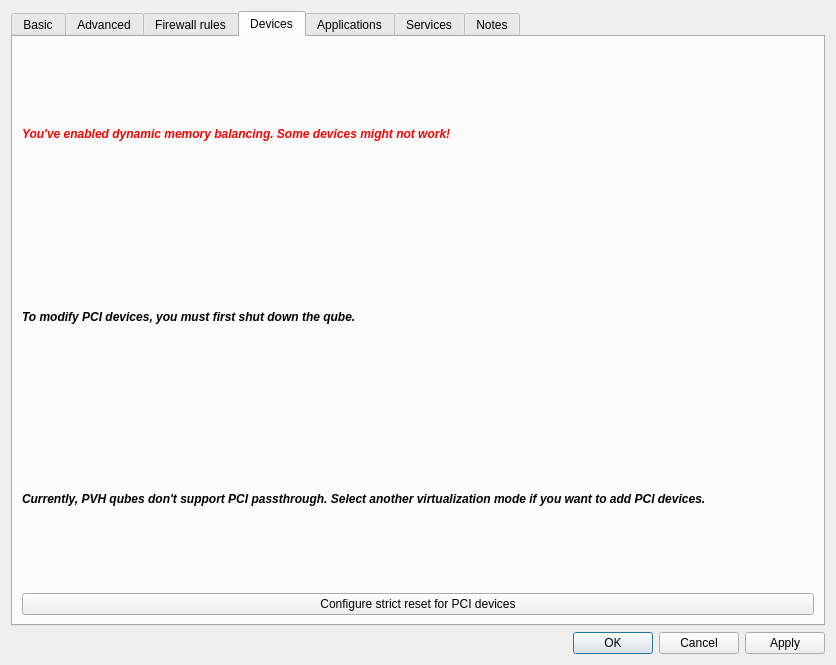
Before: the Qt Designer form ui/settingsdlg.ui in QubesOS/qubes-manager, drawn with Qt 5.
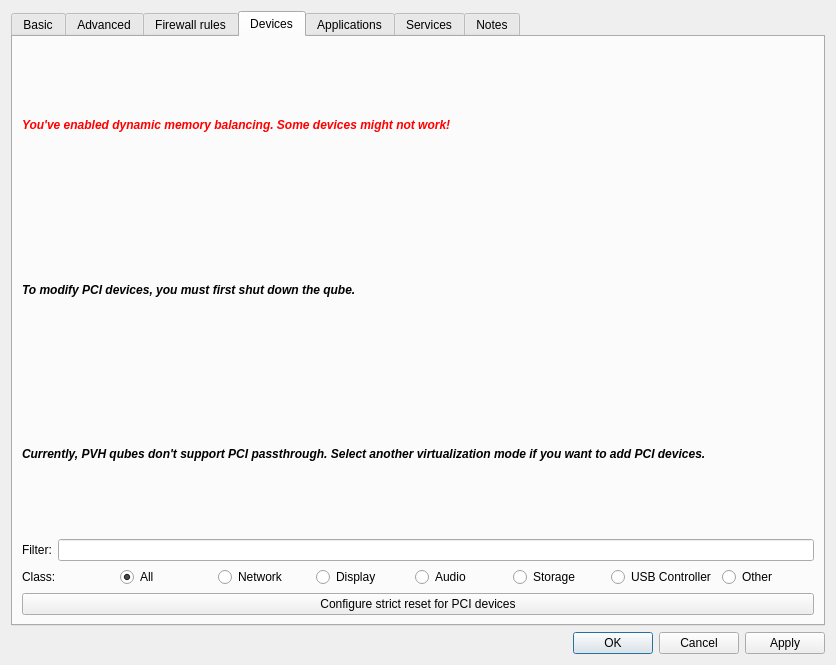
After: the same form once the commit is applied. The open tabs and pages were chosen to show the change. Icons and pictures are not drawn. Custom widgets are drawn as their Qt base class.

Commit message:
Add filtering to Qube Settings -> Devices Tab
Also adding device icons

The edit to the form file:
```diff
--- a/ui/settingsdlg.ui
+++ b/ui/settingsdlg.ui
@@ -1849,6 +1849,83 @@
              </property>
             </widget>
            </item>
+           <item>
+            <layout class="QHBoxLayout" name="horizontalLayoutAppDevicesFilter">
+             <item>
+              <widget class="QLabel" name="labelDevicesFilter">
+               <property name="text">
+                <string>Filter:</string>
+               </property>
+              </widget>
+             </item>
+             <item>
+              <widget class="QLineEdit" name="dev_search"/>
+             </item>
+            </layout>
+           </item>
+           <item>
+            <layout class="QHBoxLayout" name="horizontalLayoutAppDevicesClass">
+             <item>
+              <widget class="QLabel" name="labelDevicesClass">
+               <property name="text">
+                <string>Class:</string>
+               </property>
+              </widget>
+             </item>
+             <item>
+              <widget class="QRadioButton" name="dev_all">
+               <property name="text">
+                <string>All</string>
+               </property>
+               <property name="checked">
+                <bool>true</bool>
+               </property>
+              </widget>
+             </item>
+             <item>
+              <widget class="QRadioButton" name="dev_network">
+               <property name="text">
+                <string>Network</string>
+               </property>
+              </widget>
+             </item>
+             <item>
+              <widget class="QRadioButton" name="dev_display">
+               <property name="text">
+                <string>Display</string>
+               </property>
+              </widget>
+             </item>
+             <item>
+              <widget class="QRadioButton" name="dev_audio">
+               <property name="text">
+                <string>Audio</string>
+               </property>
+              </widget>
+             </item>
+             <item>
+              <widget class="QRadioButton" name="dev_storage">
+               <property name="text">
+                <string>Storage</string>
+               </property>
+              </widget>
+             </item>
+             <item>
+              <widget class="QRadioButton" name="dev_usb_controller">
+               <property name="text">
+                <string>USB Controller</string>
+               </property>
+              </widget>
+             </item>
+             <item>
+              <widget class="QRadioButton" name="dev_other">
+               <property name="text">
+                <string>Other</string>
+               </property>
+              </widget>
+             </item>
+            </layout>
+           </item>
           </layout>
          </item>
          <item>
```
The commit also changes 17 other files.
